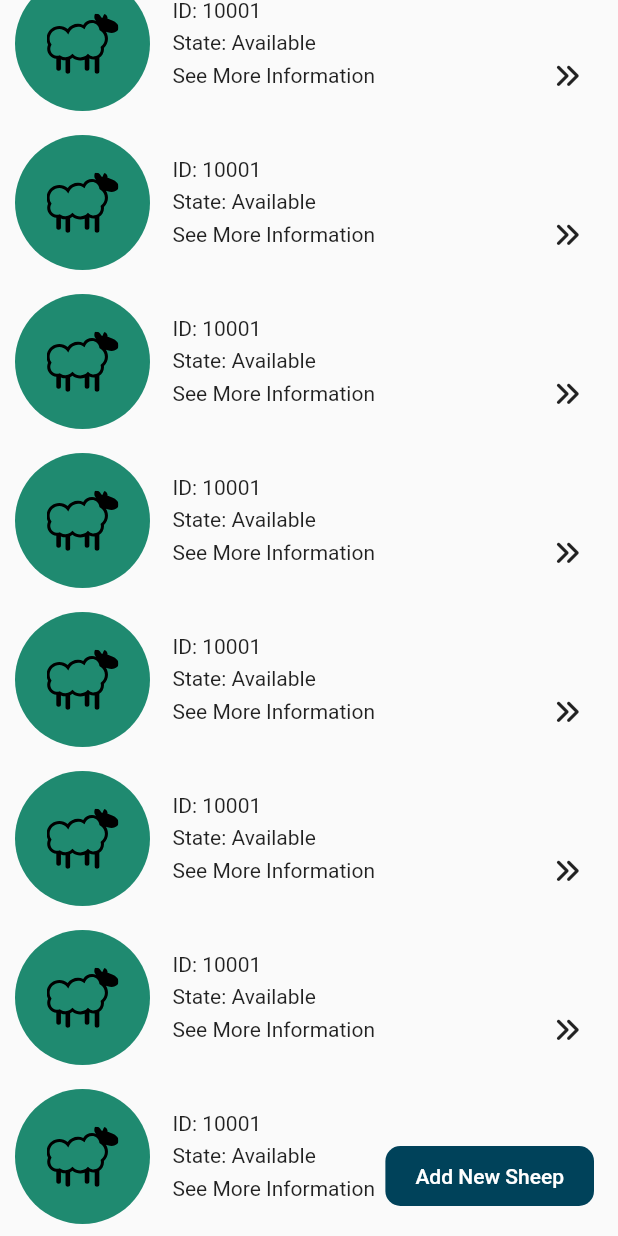
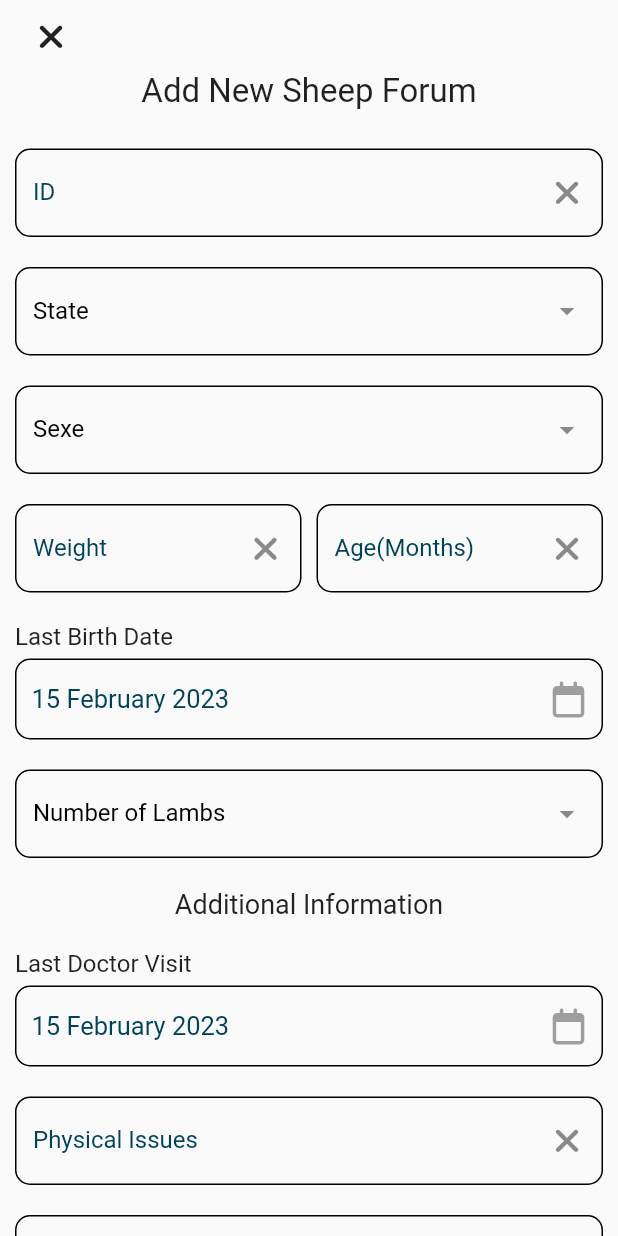
Before and after one commit to Mohamed-Ararr/LivestockManager, a Flutter app: the screen it shows after launch, scrolled down 274 dp, after a tap on "Add New Sheep", on a phone screen of 412 x 824 dp. Run offline on Flutter 3.47's test engine with Material 2 defaults, Android fonts, the light colour scheme and no system bars; drawn by our look-alikes of dropdown_search, flutter_slidable; our stand-ins replace flutter_svg, font_awesome_flutter, go_router, google_fonts; Roboto replaces fonts that are missing (Armata).

Commit message:
add new sheep view

```diff
--- /dev/null
+++ b/lib/Core/Utils/confirmButton.dart
@@ -0,0 +1,29 @@
+// ignore_for_file: file_names
+
+import "package:flutter/material.dart";
+
+import "../../constValues.dart";
+import "colors.dart";
+
+class ConfirmButton extends StatelessWidget {
+  const ConfirmButton({super.key});
+
+  @override
+  Widget build(BuildContext context) {
+    return ElevatedButton(
+      style: ElevatedButton.styleFrom(
+        backgroundColor: AppColors.mainColor,
+        elevation: 0,
+        minimumSize: Size(MediaQuery.of(context).size.width, 50),
+        shape: RoundedRectangleBorder(
+          borderRadius: kBorderRadius,
+        ),
+      ),
+      onPressed: () {},
+      child: const Text(
+        "Confirm",
+        style: TextStyle(fontSize: 20),
+      ),
+    );
+  }
+}
--- /dev/null
+++ b/lib/Core/Utils/customDropdown.dart
@@ -0,0 +1,54 @@
+import "package:dropdown_search/dropdown_search.dart";
+import "package:flutter/material.dart";
+
+import "../../constValues.dart";
+import "colors.dart";
+
+class CustomDropDown extends StatelessWidget {
+  const CustomDropDown({
+    super.key,
+    required this.items,
+    required this.title,
+    required this.height,
+    required this.onChanged,
+  });
+
+  final List<String> items;
+  final String title;
+  final double height;
+  final Function(String?)? onChanged;
+
+  @override
+  Widget build(BuildContext context) {
+    return DropdownSearch<String>(
+      onChanged: onChanged,
+      popupProps: PopupProps.menu(
+        menuProps: MenuProps(
+          borderRadius: kBorderRadius,
+        ),
+        constraints: BoxConstraints(maxHeight: height),
+        fit: FlexFit.loose,
+      ),
+      items: items,
+      // selectedItem: "Available",
+      dropdownDecoratorProps: DropDownDecoratorProps(
+        dropdownSearchDecoration: InputDecoration(
+          focusedBorder: OutlineInputBorder(
+            borderRadius: kBorderRadius,
+            borderSide: BorderSide(
+              color: AppColors.mainColor,
+            ),
+          ),
+          enabledBorder: OutlineInputBorder(
+            borderRadius: kBorderRadius,
+          ),
+          label: Text(title),
+          labelStyle: const TextStyle(color: Colors.black),
+          border: OutlineInputBorder(
+            borderRadius: BorderRadius.circular(10.0),
+          ),
+        ),
+      ),
+    );
+  }
+}
--- /dev/null
+++ b/lib/Core/Utils/customTextField.dart
@@ -0,0 +1,44 @@
+// ignore_for_file: file_names
+
+import 'package:flutter/material.dart';
+
+import 'colors.dart';
+import '../../constValues.dart';
+
+class CustomTextField extends StatelessWidget {
+  const CustomTextField(
+      {super.key,
+      required this.controller,
+      required this.label,
+      required this.hint,
+      required this.widg});
+
+  final TextEditingController controller;
+  final String label;
+  final String hint;
+  final Widget widg;
+
+  @override
+  Widget build(BuildContext context) {
+    return TextField(
+      controller: controller,
+      decoration: InputDecoration(
+        suffixIcon: widg,
+        labelStyle: TextStyle(
+          color: AppColors.secColor,
+        ),
+        labelText: label,
+        hintText: hint,
+        enabledBorder: OutlineInputBorder(
+          borderRadius: kBorderRadius,
+        ),
+        focusedBorder: OutlineInputBorder(
+          borderRadius: kBorderRadius,
+          borderSide: BorderSide(
+            color: AppColors.mainColor,
+          ),
+        ),
+      ),
+    );
+  }
+}
--- a/lib/Core/Utils/router.dart
+++ b/lib/Core/Utils/router.dart
@@ -3,12 +3,14 @@ import 'package:sheepmanager/Features/HomeScreen/Presentation/HomeView.dart';
 import 'package:sheepmanager/Features/ProfileScreen/Presentation/ProfileView.dart';
 import 'package:sheepmanager/Features/SplashScreen/Presentation/SplashView.dart';
 
+import '../../Features/AddNewSheepView/Presentation/AddNewSheepView.dart';
 import '../../Features/ProfileForumScreen/Presentation/ProfileForumView.dart';
 
 class AppRouter {
   static String homeView = "/homeView";
   static String profileView = "/profileView";
   static String profileForumView = "/profileForumView";
+  static String addNewSheepView = "/addNewSheepView";
 
   static final routes = GoRouter(
     routes: <RouteBase>[
@@ -28,6 +30,10 @@ class AppRouter {
         path: profileForumView,
         builder: (context, state) => const ProfileForumView(),
       ),
+      GoRoute(
+        path: addNewSheepView,
+        builder: (context, state) => const AddNewSheepView(),
+      ),
     ],
   );
 }
--- /dev/null
+++ b/lib/Features/AddNewSheepView/Presentation/AddNewSheepView.dart
@@ -0,0 +1,11 @@
+import 'package:flutter/material.dart';
+import 'package:sheepmanager/Features/AddNewSheepView/Presentation/AddNewSheepViewBody.dart';
+
+class AddNewSheepView extends StatelessWidget {
+  const AddNewSheepView({super.key});
+
+  @override
+  Widget build(BuildContext context) {
+    return const AddNewSheepViewBody();
+  }
+}
--- /dev/null
+++ b/lib/Features/AddNewSheepView/Presentation/AddNewSheepViewBody.dart
@@ -0,0 +1,41 @@
+// ignore_for_file: file_names
+
+import 'package:flutter/material.dart';
+import 'package:font_awesome_flutter/font_awesome_flutter.dart';
+import 'package:go_router/go_router.dart';
+import 'package:sheepmanager/Features/AddNewSheepView/Presentation/Widgets/newSheepInputs.dart';
+import 'package:sheepmanager/constValues.dart';
+
+class AddNewSheepViewBody extends StatelessWidget {
+  const AddNewSheepViewBody({super.key});
+
+  @override
+  Widget build(BuildContext context) {
+    return Scaffold(
+      body: SafeArea(
+        child: SingleChildScrollView(
+          child: Padding(
+            padding: kPaddingRightLeft,
+            child: Column(
+              crossAxisAlignment: CrossAxisAlignment.start,
+              children: [
+                IconButton(
+                  onPressed: () => GoRouter.of(context).pop(),
+                  icon: const Icon(FontAwesomeIcons.xmark),
+                ),
+                const Center(
+                  child: Text(
+                    "Add New Sheep Forum",
+                    style: TextStyle(fontSize: 22),
+                  ),
+                ),
+                const SizedBox(height: 25),
+                const NewSheepInputs(),
+              ],
+            ),
+          ),
+        ),
+      ),
+    );
+  }
+}
--- /dev/null
+++ b/lib/Features/AddNewSheepView/Presentation/Widgets/newSheepInputs.dart
@@ -0,0 +1,246 @@
+// ignore_for_file: file_names
+
+import "package:dropdown_search/dropdown_search.dart";
+import "package:flutter/material.dart";
+import "package:font_awesome_flutter/font_awesome_flutter.dart";
+import "package:sheepmanager/Core/Utils/colors.dart";
+import "package:sheepmanager/Core/Utils/confirmButton.dart";
+import "package:sheepmanager/Core/Utils/customDropdown.dart";
+import "package:sheepmanager/Core/Utils/customTextField.dart";
+import "package:sheepmanager/constValues.dart";
+
+class NewSheepInputs extends StatefulWidget {
+  const NewSheepInputs({super.key});
+
+  @override
+  State<NewSheepInputs> createState() => _NewSheepInputsState();
+}
+
+class _NewSheepInputsState extends State<NewSheepInputs> {
+  final TextEditingController idContr = TextEditingController();
+
+  final TextEditingController weightContr = TextEditingController();
+
+  final TextEditingController ageContr = TextEditingController();
+
+  final TextEditingController issuesContr = TextEditingController();
+
+  final TextEditingController medsContr = TextEditingController();
+
+  DateTime lastVisitDate = DateTime.now();
+  DateTime lastBirthDate = DateTime.now();
+
+  List<String> months = [
+    'January',
+    'February',
+    'March',
+    'April',
+    'May',
+    'June',
+    'July',
+    'August',
+    'September',
+    'October',
+    'November',
+    'December'
+  ];
+
+  String? selectedState;
+  String? selectedSexe;
+  String? selectedNumb;
+
+  @override
+  Widget build(BuildContext context) {
+    return Column(
+      crossAxisAlignment: CrossAxisAlignment.start,
+      children: [
+        CustomTextField(
+          controller: idContr,
+          label: "ID",
+          hint: "Enter unique ID",
+          widg: IconButton(
+            onPressed: () => idContr.text = "",
+            icon: const Icon(
+              FontAwesomeIcons.xmark,
+            ),
+          ),
+        ),
+        const SizedBox(height: 20),
+        CustomDropDown(
+          items: const ["Available", "Sold"],
+          title: "State",
+          height: 120,
+          onChanged: (val) {
+            selectedState = val;
+          },
+        ),
+        const SizedBox(height: 20),
+        CustomDropDown(
+          items: const ["Male", "Female"],
+          title: "Sexe",
+          height: 120,
+          onChanged: (value) {
+            selectedSexe = value;
+          },
+        ),
+        const SizedBox(height: 20),
+        Row(
+          children: [
+            Expanded(
+              child: CustomTextField(
+                controller: weightContr,
+                label: "Weight",
+                hint: "Enter Sheep Weight",
+                widg: IconButton(
+                  onPressed: () => weightContr.text = "",
+                  icon: const Icon(
+                    FontAwesomeIcons.xmark,
+                  ),
+                ),
+              ),
+            ),
+            const SizedBox(width: 10),
+            Expanded(
+              child: CustomTextField(
+                controller: ageContr,
+                label: "Age(Months)",
+                hint: "Enter Sheep Age",
+                widg: IconButton(
+                  onPressed: () => ageContr.text = "",
+                  icon: const Icon(
+                    FontAwesomeIcons.xmark,
+                  ),
+                ),
+              ),
+            ),
+          ],
+        ),
+        const SizedBox(height: 20),
+        const Text(
+          "Last Birth Date",
+          style: TextStyle(fontSize: 16),
+        ),
+        const SizedBox(height: 5),
+        InkWell(
+          onTap: () => showDatePicker(
+            context: context,
+            initialDate: DateTime.now(),
+            firstDate: DateTime(2020),
+            lastDate: DateTime(2100),
+          ).then((value) {
+            setState(() {
+              lastBirthDate = value ?? DateTime.now();
+            });
+          }),
+          child: Container(
+            padding: const EdgeInsets.symmetric(horizontal: 10, vertical: 14),
+            decoration: BoxDecoration(
+              border: Border.all(),
+              borderRadius: kBorderRadius,
+            ),
+            child: Row(
+              mainAxisAlignment: MainAxisAlignment.spaceBetween,
+              children: [
+                Text(
+                  "${lastBirthDate.day} ${months[lastBirthDate.month - 1]} ${lastBirthDate.year}",
+                  style: TextStyle(
+                    fontSize: 17,
+                    color: AppColors.secColor,
+                  ),
+                ),
+                const Icon(
+                  FontAwesomeIcons.calendar,
+                  color: Colors.grey,
+                ),
+              ],
+            ),
+          ),
+        ),
+        const SizedBox(height: 20),
+        CustomDropDown(
+          items: const ["1", "2", "3", "4", "5", "6"],
+          title: "Number of Lambs",
+          height: 200,
+          onChanged: (val) {
+            selectedNumb = val;
+          },
+        ),
+        const SizedBox(height: 20),
+        const Center(
+          child: Text(
+            "Additional Information",
+            style: TextStyle(fontSize: 18),
+          ),
+        ),
+        const SizedBox(height: 20),
+        const Text(
+          "Last Doctor Visit",
+          style: TextStyle(fontSize: 16),
+        ),
+        const SizedBox(height: 5),
+        InkWell(
+          onTap: () => showDatePicker(
+            context: context,
+            initialDate: DateTime.now(),
+            firstDate: DateTime(2020),
+            lastDate: DateTime(2100),
+          ).then((value) {
+            setState(() {
+              lastVisitDate = value ?? DateTime.now();
+            });
+          }),
+          child: Container(
+            padding: const EdgeInsets.symmetric(horizontal: 10, vertical: 14),
+            decoration: BoxDecoration(
+              border: Border.all(),
+              borderRadius: kBorderRadius,
+            ),
+            child: Row(
+              mainAxisAlignment: MainAxisAlignment.spaceBetween,
+              children: [
+                Text(
+                  "${lastVisitDate.day} ${months[lastVisitDate.month - 1]} ${lastVisitDate.year}",
+                  style: TextStyle(
+                    fontSize: 17,
+                    color: AppColors.secColor,
+                  ),
+                ),
+                const Icon(
+                  FontAwesomeIcons.calendar,
+                  color: Colors.grey,
+                ),
+              ],
+            ),
+          ),
+        ),
+        const SizedBox(height: 20),
+        CustomTextField(
+          controller: issuesContr,
+          label: "Physical Issues",
+          hint: "Enter an issue",
+          widg: IconButton(
+            onPressed: () => issuesContr.text = "",
+            icon: const Icon(
+              FontAwesomeIcons.xmark,
+            ),
+          ),
+        ),
+        const SizedBox(height: 20),
+        CustomTextField(
+          controller: medsContr,
+          label: "Medicaments",
+          hint: "Enter a medicament",
+          widg: IconButton(
+            onPressed: () => medsContr.text = "",
+            icon: const Icon(
+              FontAwesomeIcons.xmark,
+            ),
+          ),
+        ),
+        const SizedBox(height: 20),
+        const ConfirmButton(),
+        const SizedBox(height: 20),
+      ],
+    );
+  }
+}
--- a/lib/Features/HomeScreen/Presentation/Widgets/addNewSheepButton.dart
+++ b/lib/Features/HomeScreen/Presentation/Widgets/addNewSheepButton.dart
@@ -1,6 +1,8 @@
 // ignore_for_file: file_names
 
 import 'package:flutter/material.dart';
+import 'package:go_router/go_router.dart';
+import 'package:sheepmanager/Core/Utils/router.dart';
 
 import '../../../../Core/Utils/colors.dart';
 import '../../../../constValues.dart';
@@ -11,7 +13,7 @@ class AddNewSheepButton extends StatelessWidget {
   @override
   Widget build(BuildContext context) {
     return ElevatedButton(
-      onPressed: () {},
+      onPressed: () => GoRouter.of(context).push(AppRouter.addNewSheepView),
       style: ElevatedButton.styleFrom(
         backgroundColor: AppColors.secColor,
         elevation: 0,
--- a/lib/Features/ProfileForumScreen/Presentation/ProfileForumViewBody.dart
+++ b/lib/Features/ProfileForumScreen/Presentation/ProfileForumViewBody.dart
@@ -4,6 +4,8 @@ import 'package:flutter/material.dart';
 import 'package:font_awesome_flutter/font_awesome_flutter.dart';
 import 'package:go_router/go_router.dart';
 import 'package:sheepmanager/Core/Utils/colors.dart';
+import 'package:sheepmanager/Core/Utils/confirmButton.dart';
+import 'package:sheepmanager/Core/Utils/customTextField.dart';
 import 'package:sheepmanager/constValues.dart';
 
 class ProfileForumViewBody extends StatefulWidget {
@@ -16,6 +18,10 @@ class ProfileForumViewBody extends StatefulWidget {
 class _ProfileForumViewBodyState extends State<ProfileForumViewBody> {
   final TextEditingController c1 = TextEditingController();
   final TextEditingController c2 = TextEditingController();
+
+  deleteInput(TextEditingController controller) {
+    controller.text = "";
+  }
 
   @override
   Widget build(BuildContext context) {
@@ -38,25 +44,31 @@ class _ProfileForumViewBodyState extends State<ProfileForumViewBody> {
                   style: TextStyle(fontSize: 22),
                 )),
                 const SizedBox(height: 35),
-                customTextField("First Name", "Enter your name", c1),
-                const SizedBox(height: 15),
-                customTextField("Last Name", "Enter your last name", c2),
-                const SizedBox(height: 35),
-                ElevatedButton(
-                  style: ElevatedButton.styleFrom(
-                    backgroundColor: AppColors.mainColor,
-                    elevation: 0,
-                    minimumSize: Size(MediaQuery.of(context).size.width, 50),
-                    shape: RoundedRectangleBorder(
-                      borderRadius: kBorderRadius,
+                CustomTextField(
+                  controller: c1,
+                  label: "First Name",
+                  hint: "Enter Your Name",
+                  widg: IconButton(
+                    onPressed: () => c1.text = "",
+                    icon: const Icon(
+                      FontAwesomeIcons.xmark,
                     ),
                   ),
-                  onPressed: () {},
-                  child: const Text(
-                    "Confirm",
-                    style: TextStyle(fontSize: 20),
+                ),
+                const SizedBox(height: 15),
+                CustomTextField(
+                  controller: c2,
+                  label: "Last Name",
+                  hint: "Enter Your Last Name",
+                  widg: IconButton(
+                    onPressed: () => c2.text = "",
+                    icon: const Icon(
+                      FontAwesomeIcons.xmark,
+                    ),
                   ),
                 ),
+                const SizedBox(height: 35),
+                const ConfirmButton()
               ],
             ),
           ),
@@ -64,33 +76,4 @@ class _ProfileForumViewBodyState extends State<ProfileForumViewBody> {
       ),
     );
   }
-
-  TextField customTextField(
-      String label, String hint, TextEditingController controller) {
-    return TextField(
-      controller: controller,
-      decoration: InputDecoration(
-        suffixIcon: IconButton(
-          onPressed: () => controller.text = "",
-          icon: const Icon(
-            FontAwesomeIcons.xmark,
-          ),
-        ),
-        labelStyle: TextStyle(
-          color: AppColors.secColor,
-        ),
-        labelText: label,
-        hintText: hint,
-        enabledBorder: OutlineInputBorder(
-          borderRadius: kBorderRadius,
-        ),
-        focusedBorder: OutlineInputBorder(
-          borderRadius: kBorderRadius,
-          borderSide: BorderSide(
-            color: AppColors.mainColor,
-          ),
-        ),
-      ),
-    );
-  }
 }
--- a/pubspec.yaml
+++ b/pubspec.yaml
@@ -40,6 +40,7 @@ dependencies:
   go_router: ^6.0.2
   font_awesome_flutter: ^10.3.0
   flutter_slidable: ^0.6.0
+  dropdown_search: ^5.0.5
 
 dev_dependencies:
   flutter_test:
```
Also changed, not shown: pubspec.lock.
